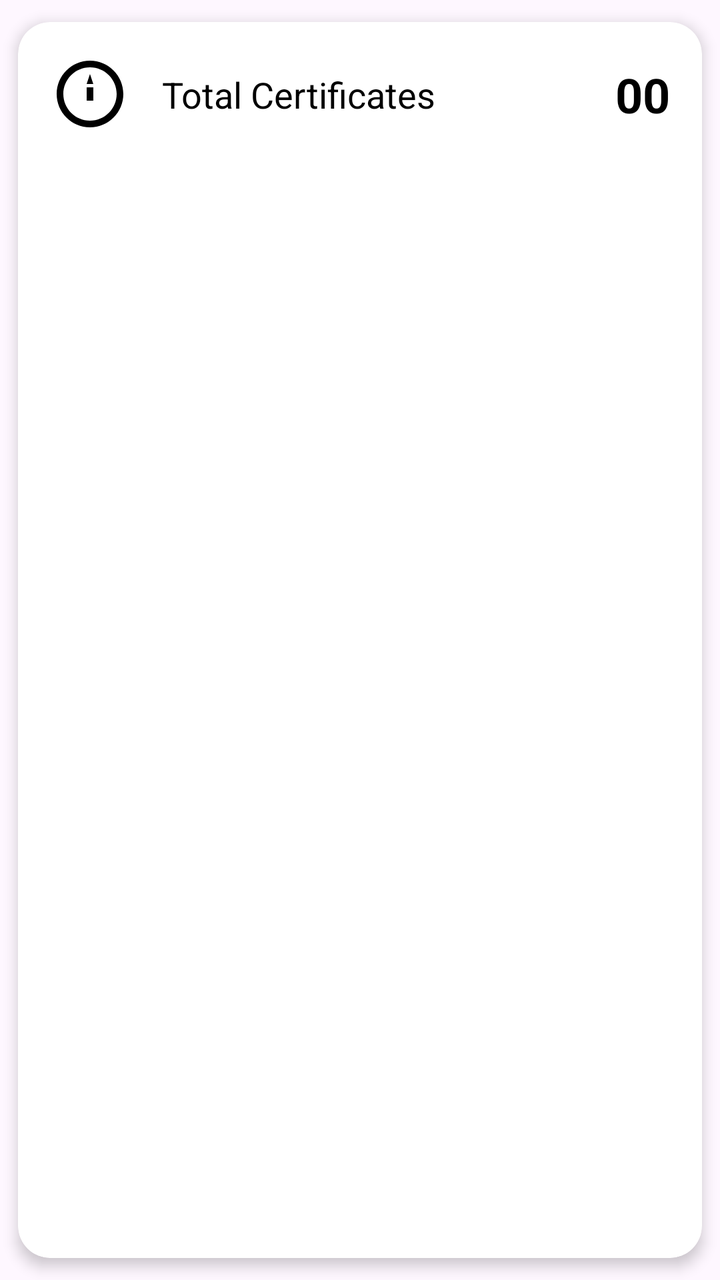
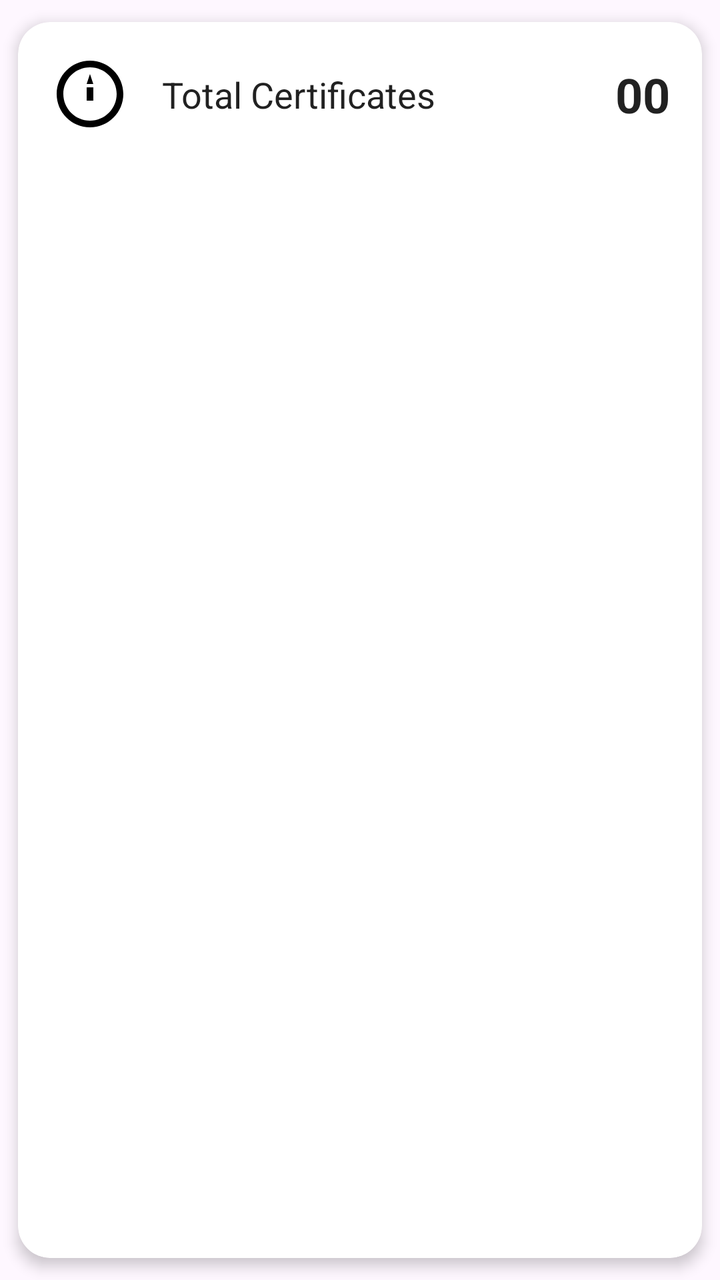

The first picture is an Android layout as it rendered before a commit; the second is the same layout after the commit. The layout source and the unified diff follow.
<!-- AndroidManifest.xml: application theme Theme.MicroCredential -->
<!-- res/layout/item_certificate_stat.xml -->
<?xml version="1.0" encoding="utf-8"?>
<androidx.cardview.widget.CardView xmlns:android="http://schemas.android.com/apk/res/android"
    xmlns:app="http://schemas.android.com/apk/res-auto"
    android:layout_width="match_parent"
    android:layout_height="wrap_content"
    app:cardCornerRadius="16dp"
    app:cardElevation="4dp"
    app:cardUseCompatPadding="true">

    <androidx.constraintlayout.widget.ConstraintLayout
        android:layout_width="match_parent"
        android:layout_height="wrap_content"
        android:padding="16dp">

        <ImageView
            android:id="@+id/iv_cert_icon"
            android:layout_width="40dp"
            android:layout_height="40dp"
            android:src="@drawable/ic_certificate"
            app:layout_constraintBottom_toBottomOf="parent"
            app:layout_constraintStart_toStartOf="parent"
            app:layout_constraintTop_toTopOf="parent" />

        <TextView
            android:id="@+id/tv_cert_label"
            android:layout_width="wrap_content"
            android:layout_height="wrap_content"
            android:layout_marginStart="16dp"
            android:text="Total Certificates"
            android:textColor="@android:color/black"
            android:textSize="18sp"
            app:layout_constraintBottom_toBottomOf="parent"
            app:layout_constraintStart_toEndOf="@id/iv_cert_icon"
            app:layout_constraintTop_toTopOf="parent" />

        <TextView
            android:id="@+id/tv_total_certs"
            android:layout_width="wrap_content"
            android:layout_height="wrap_content"
            android:text="00"
            android:textColor="@android:color/black"
            android:textSize="24sp"
            android:textStyle="bold"
            app:layout_constraintBottom_toBottomOf="parent"
            app:layout_constraintEnd_toEndOf="parent"
            app:layout_constraintTop_toTopOf="parent" />

    </androidx.constraintlayout.widget.ConstraintLayout>

</androidx.cardview.widget.CardView>
<!-- resources referenced by this layout -->
<resources>
  <!-- drawable ic_certificate (drawable) -->
  <vector xmlns:android="http://schemas.android.com/apk/res/android"
      android:width="24dp"
      android:height="24dp"
      android:viewportWidth="24"
      android:viewportHeight="24">
      <path
          android:fillColor="@android:color/black"
          android:pathData="M12,2C6.48,2 2,6.48 2,12s4.48,10 10,10 10,-4.48 10,-10S17.52,2 12,2zM12,20c-4.41,0 -8,-3.59 -8,-8s3.59,-8 8,-8 8,3.59 8,8 -3.59,8 -8,8z"/>
      <path
          android:fillColor="@android:color/black"
          android:pathData="M12,6l-1,3h2l-1,-3zM11,10v4h2v-4h-2z"/>
  </vector>
  <style name="Theme.MicroCredential" parent="Base.Theme.MicroCredential" />
  <style name="Base.Theme.MicroCredential" parent="Theme.Material3.DayNight.NoActionBar">
          
          
      </style>
</resources>

<!-- the commit's change to res/layout/item_certificate_stat.xml (unified diff, before → after) -->
@@ -27,7 +27,7 @@
             android:layout_height="wrap_content"
             android:layout_marginStart="16dp"
             android:text="Total Certificates"
-            android:textColor="@android:color/black"
+            android:textColor="@color/text_primary"
             android:textSize="18sp"
             app:layout_constraintBottom_toBottomOf="parent"
             app:layout_constraintStart_toEndOf="@id/iv_cert_icon"
@@ -38,7 +38,7 @@
             android:layout_width="wrap_content"
             android:layout_height="wrap_content"
             android:text="00"
-            android:textColor="@android:color/black"
+            android:textColor="@color/text_primary"
             android:textSize="24sp"
             android:textStyle="bold"
             app:layout_constraintBottom_toBottomOf="parent"
<!-- resource entries referenced after the edit -->
@@ -1,5 +1,6 @@
 <!-- resources referenced by this layout -->
 <resources>
+  <color name="text_primary">#DE000000</color>
   <!-- drawable ic_certificate (drawable) -->
   <vector xmlns:android="http://schemas.android.com/apk/res/android"
       android:width="24dp"
